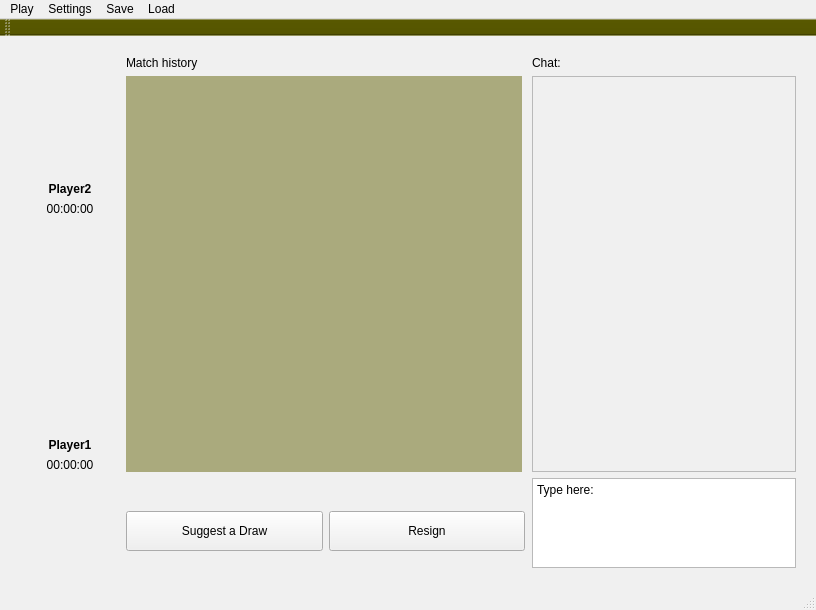
The window that windows/mainwindow.ui (redmms/mercury_chess) describes before a commit, drawn with Qt 5.
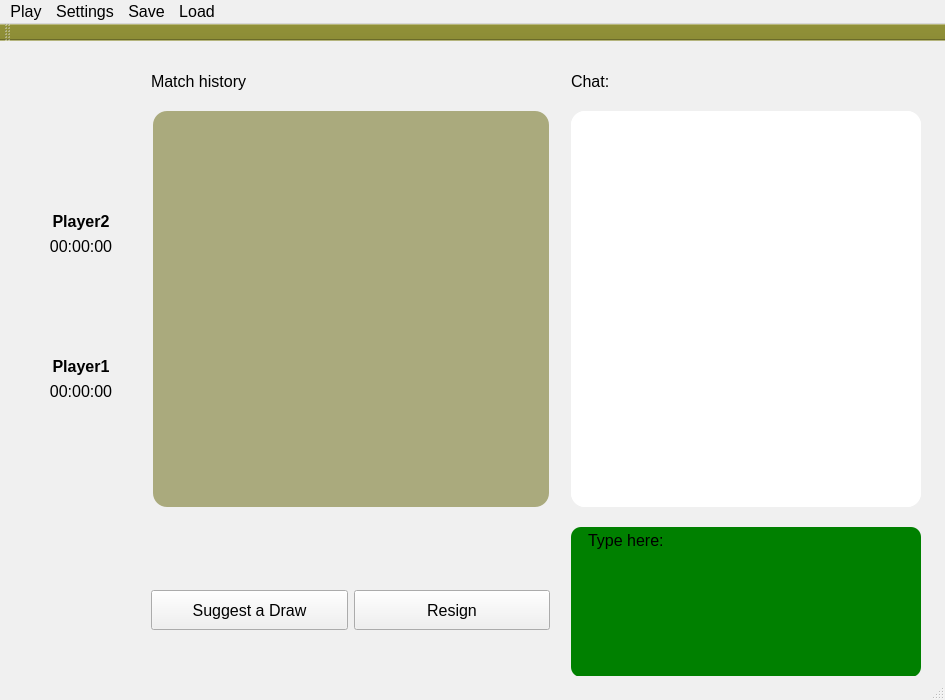
The same window after the commit. Icons and pictures are not drawn.

Diff of the .ui file:
```diff
--- a/windows/mainwindow.ui
+++ b/windows/mainwindow.ui
@@ -6,20 +6,26 @@
    <rect>
     <x>0</x>
     <y>0</y>
-    <width>816</width>
-    <height>610</height>
+    <width>945</width>
+    <height>700</height>
    </rect>
   </property>
+  <property name="sizePolicy">
+   <sizepolicy hsizetype="Preferred" vsizetype="Fixed">
+    <horstretch>0</horstretch>
+    <verstretch>0</verstretch>
+   </sizepolicy>
+  </property>
   <property name="minimumSize">
    <size>
-    <width>816</width>
-    <height>610</height>
+    <width>945</width>
+    <height>700</height>
    </size>
   </property>
   <property name="maximumSize">
    <size>
-    <width>816</width>
-    <height>610</height>
+    <width>16777215</width>
+    <height>16777215</height>
    </size>
   </property>
   <property name="palette">
@@ -82,9 +88,9 @@
      <colorrole role="Window">
       <brush brushstyle="SolidPattern">
        <color alpha="255">
-        <red>85</red>
-        <green>85</green>
-        <blue>0</blue>
+        <red>140</red>
+        <green>140</green>
+        <blue>54</blue>
        </color>
       </brush>
      </colorrole>
@@ -221,18 +227,18 @@
      <colorrole role="Base">
       <brush brushstyle="SolidPattern">
        <color alpha="255">
-        <red>85</red>
-        <green>85</green>
-        <blue>0</blue>
+        <red>140</red>
+        <green>140</green>
+        <blue>54</blue>
        </color>
       </brush>
      </colorrole>
      <colorrole role="Window">
       <brush brushstyle="SolidPattern">
        <color alpha="255">
-        <red>85</red>
-        <green>85</green>
-        <blue>0</blue>
+        <red>140</red>
+        <green>140</green>
+        <blue>54</blue>
        </color>
       </brush>
      </colorrole>
@@ -248,6 +254,11 @@
     </disabled>
    </palette>
   </property>
+  <property name="font">
+   <font>
+    <pointsize>12</pointsize>
+   </font>
+  </property>
   <property name="windowTitle">
    <string>Mercury Chess</string>
   </property>
@@ -255,319 +266,67 @@
    <string>&lt;html&gt;&lt;head/&gt;&lt;body&gt;&lt;p&gt;Think thoroughly&lt;/p&gt;&lt;/body&gt;&lt;/html&gt;</string>
   </property>
   <property name="autoFillBackground">
-   <bool>false</bool>
+   <bool>true</bool>
   </property>
   <property name="styleSheet">
    <string notr="true">Think thoroughly</string>
   </property>
   <widget class="QWidget" name="centralWidget">
-   <layout class="QHBoxLayout" name="horizontalLayout">
-    <property name="leftMargin">
-     <number>20</number>
-    </property>
-    <property name="topMargin">
-     <number>20</number>
+   <property name="sizePolicy">
+    <sizepolicy hsizetype="Preferred" vsizetype="Fixed">
+     <horstretch>0</horstretch>
+     <verstretch>0</verstretch>
+    </sizepolicy>
+   </property>
+   <widget class="QWidget" name="">
+    <property name="geometry">
+     <rect>
+      <x>20</x>
+      <y>20</y>
+      <width>894</width>
+      <height>610</height>
+     </rect>
     </property>
-    <property name="rightMargin">
-     <number>20</number>
-    </property>
-    <property name="bottomMargin">
-     <number>20</number>
-    </property>
-    <item>
      <layout class="QGridLayout" name="game_grid">
-      <item row="1" column="0">
-       <layout class="QVBoxLayout" name="players_layout">
-        <item>
-         <widget class="QFrame" name="opponent_frame">
-          <property name="sizePolicy">
-           <sizepolicy hsizetype="Preferred" vsizetype="Fixed">
-            <horstretch>0</horstretch>
-            <verstretch>0</verstretch>
-           </sizepolicy>
-          </property>
-          <property name="minimumSize">
-           <size>
-            <width>100</width>
-            <height>100</height>
-           </size>
-          </property>
-          <property name="maximumSize">
-           <size>
-            <width>200</width>
-            <height>200</height>
-           </size>
-          </property>
-          <property name="autoFillBackground">
-           <bool>true</bool>
-          </property>
-          <property name="frameShape">
-           <enum>QFrame::WinPanel</enum>
-          </property>
-          <property name="frameShadow">
-           <enum>QFrame::Raised</enum>
-          </property>
-          <property name="lineWidth">
-           <number>2</number>
-          </property>
-          <widget class="QLabel" name="opponent_avatar">
-           <property name="geometry">
-            <rect>
-             <x>0</x>
-             <y>0</y>
-             <width>100</width>
-             <height>100</height>
-            </rect>
-           </property>
+     <property name="sizeConstraint">
+      <enum>QLayout::SetMinimumSize</enum>
+     </property>
+     <property name="spacing">
+      <number>20</number>
+     </property>
+     <item row="0" column="1">
+      <widget class="QLabel" name="match_history">
            <property name="minimumSize">
             <size>
-             <width>100</width>
-             <height>100</height>
-            </size>
-           </property>
-           <property name="maximumSize">
-            <size>
-             <width>200</width>
-             <height>200</height>
-            </size>
-           </property>
-           <property name="autoFillBackground">
-            <bool>true</bool>
-           </property>
-           <property name="text">
-            <string/>
-           </property>
-           <property name="pixmap">
-            <pixmap resource="../images.qrc">:/profile</pixmap>
-           </property>
-          </widget>
-         </widget>
-        </item>
-        <item>
-         <widget class="QLabel" name="opponent_name">
-          <property name="sizePolicy">
-           <sizepolicy hsizetype="Preferred" vsizetype="Fixed">
-            <horstretch>0</horstretch>
-            <verstretch>0</verstretch>
-           </sizepolicy>
-          </property>
-          <property name="minimumSize">
-           <size>
-            <width>75</width>
+         <width>400</width>
             <height>0</height>
            </size>
           </property>
           <property name="font">
            <font>
-            <bold>true</bold>
-            <strikeout>false</strikeout>
-            <kerning>true</kerning>
-           </font>
-          </property>
-          <property name="text">
-           <string>Player2</string>
-          </property>
-          <property name="alignment">
-           <set>Qt::AlignCenter</set>
-          </property>
-         </widget>
-        </item>
-        <item>
-         <widget class="QLabel" name="opponent_timer">
-          <property name="sizePolicy">
-           <sizepolicy hsizetype="Preferred" vsizetype="Fixed">
-            <horstretch>0</horstretch>
-            <verstretch>0</verstretch>
-           </sizepolicy>
-          </property>
-          <property name="minimumSize">
-           <size>
-            <width>75</width>
-            <height>0</height>
-           </size>
-          </property>
-          <property name="text">
-           <string>00:00:00</string>
-          </property>
-          <property name="alignment">
-           <set>Qt::AlignCenter</set>
-          </property>
-         </widget>
-        </item>
-        <item>
-         <spacer name="verticalSpacer">
-          <property name="orientation">
-           <enum>Qt::Vertical</enum>
-          </property>
-          <property name="sizeHint" stdset="0">
-           <size>
-            <width>20</width>
-            <height>40</height>
-           </size>
-          </property>
-         </spacer>
-        </item>
-        <item>
-         <widget class="QFrame" name="user_frame">
-          <property name="sizePolicy">
-           <sizepolicy hsizetype="Minimum" vsizetype="Minimum">
-            <horstretch>0</horstretch>
-            <verstretch>0</verstretch>
-           </sizepolicy>
-          </property>
-          <property name="minimumSize">
-           <size>
-            <width>100</width>
-            <height>100</height>
-           </size>
-          </property>
-          <property name="maximumSize">
-           <size>
-            <width>200</width>
-            <height>200</height>
-           </size>
-          </property>
-          <property name="autoFillBackground">
-           <bool>true</bool>
-          </property>
-          <property name="frameShape">
-           <enum>QFrame::WinPanel</enum>
-          </property>
-          <property name="frameShadow">
-           <enum>QFrame::Raised</enum>
-          </property>
-          <widget class="QLabel" name="user_avatar">
-           <property name="geometry">
-            <rect>
-             <x>0</x>
-             <y>0</y>
-             <width>100</width>
-             <height>100</height>
-            </rect>
-           </property>
-           <property name="sizePolicy">
-            <sizepolicy hsizetype="Fixed" vsizetype="Fixed">
-             <horstretch>0</horstretch>
-             <verstretch>0</verstretch>
-            </sizepolicy>
-           </property>
-           <property name="minimumSize">
-            <size>
-             <width>100</width>
-             <height>100</height>
-            </size>
-           </property>
-           <property name="maximumSize">
-            <size>
-             <width>200</width>
-             <height>200</height>
-            </size>
-           </property>
-           <property name="autoFillBackground">
-            <bool>true</bool>
-           </property>
-           <property name="text">
-            <string/>
-           </property>
-           <property name="pixmap">
-            <pixmap resource="../images.qrc">:/profile</pixmap>
-           </property>
-          </widget>
-          <widget class="QPushButton" name="user_button">
-           <property name="geometry">
-            <rect>
-             <x>0</x>
-             <y>0</y>
-             <width>100</width>
-             <height>100</height>
-            </rect>
-           </property>
-           <property name="sizePolicy">
-            <sizepolicy hsizetype="Fixed" vsizetype="Fixed">
-             <horstretch>0</horstretch>
-             <verstretch>0</verstretch>
-            </sizepolicy>
-           </property>
-           <property name="minimumSize">
-            <size>
-             <width>100</width>
-             <height>100</height>
-            </size>
-           </property>
-           <property name="maximumSize">
-            <size>
-             <width>200</width>
-             <height>200</height>
-            </size>
-           </property>
-           <property name="autoFillBackground">
-            <bool>false</bool>
+         <pointsize>12</pointsize>
+        </font>
            </property>
            <property name="styleSheet">
-            <string notr="true">background-color: rgba(0, 0, 0, 0);
+        <string notr="true">background: base;
 </string>
            </property>
            <property name="text">
-            <string/>
-           </property>
-           <property name="flat">
-            <bool>true</bool>
-           </property>
-          </widget>
-         </widget>
-        </item>
-        <item>
-         <widget class="QLabel" name="user_name">
-          <property name="sizePolicy">
-           <sizepolicy hsizetype="Preferred" vsizetype="Fixed">
-            <horstretch>0</horstretch>
-            <verstretch>0</verstretch>
-           </sizepolicy>
-          </property>
-          <property name="minimumSize">
-           <size>
-            <width>75</width>
-            <height>0</height>
-           </size>
-          </property>
+        <string>Match history</string>
+       </property>
+      </widget>
+     </item>
+     <item row="0" column="2">
+      <widget class="QLabel" name="chat_header">
           <property name="font">
            <font>
-            <bold>true</bold>
-            <strikeout>false</strikeout>
-            <kerning>true</kerning>
+         <pointsize>12</pointsize>
            </font>
           </property>
           <property name="text">
-           <string>Player1</string>
-          </property>
-          <property name="alignment">
-           <set>Qt::AlignCenter</set>
-          </property>
-         </widget>
-        </item>
-        <item>
-         <widget class="QLabel" name="user_timer">
-          <property name="sizePolicy">
-           <sizepolicy hsizetype="Preferred" vsizetype="Fixed">
-            <horstretch>0</horstretch>
-            <verstretch>0</verstretch>
-           </sizepolicy>
-          </property>
-          <property name="minimumSize">
-           <size>
-            <width>75</width>
-            <height>0</height>
-           </size>
-          </property>
-          <property name="text">
-           <string>00:00:00</string>
-          </property>
-          <property name="alignment">
-           <set>Qt::AlignCenter</set>
-          </property>
-         </widget>
-        </item>
-       </layout>
+        <string>Chat:</string>
+       </property>
+      </widget>
       </item>
       <item row="2" column="1">
        <layout class="QHBoxLayout" name="game_buttons">
@@ -628,6 +387,14 @@
             </disabled>
            </palette>
           </property>
+         <property name="font">
+          <font>
+           <pointsize>12</pointsize>
+          </font>
+         </property>
+         <property name="styleSheet">
+          <string notr="true"/>
+         </property>
           <property name="text">
            <string>Suggest a Draw</string>
           </property>
@@ -653,6 +420,14 @@
             <height>24</height>
            </size>
           </property>
+         <property name="font">
+          <font>
+           <pointsize>12</pointsize>
+          </font>
+         </property>
+         <property name="styleSheet">
+          <string notr="true"/>
+         </property>
           <property name="text">
            <string>Resign</string>
           </property>
@@ -660,65 +435,86 @@
         </item>
        </layout>
       </item>
+     <item row="1" column="2">
+      <widget class="QScrollArea" name="chat_area">
+       <property name="sizePolicy">
+        <sizepolicy hsizetype="Preferred" vsizetype="MinimumExpanding">
+         <horstretch>0</horstretch>
+         <verstretch>0</verstretch>
+        </sizepolicy>
+       </property>
+       <property name="minimumSize">
+        <size>
+         <width>350</width>
+         <height>396</height>
+        </size>
+       </property>
+       <property name="maximumSize">
+        <size>
+         <width>350</width>
+         <height>16777215</height>
+        </size>
+       </property>
+       <property name="font">
+        <font>
+         <pointsize>12</pointsize>
+        </font>
+       </property>
+       <property name="styleSheet">
+        <string notr="true">QWidget{
+background: white;
+border-radius: 14px;
+}</string>
+       </property>
+       <property name="verticalScrollBarPolicy">
+        <enum>Qt::ScrollBarAlwaysOff</enum>
+       </property>
+       <property name="horizontalScrollBarPolicy">
+        <enum>Qt::ScrollBarAlwaysOff</enum>
+       </property>
+       <property name="widgetResizable">
+        <bool>true</bool>
+       </property>
+       <widget class="QWidget" name="scrollAreaWidgetContents">
+        <property name="geometry">
+         <rect>
+          <x>0</x>
+          <y>0</y>
+          <width>350</width>
+          <height>396</height>
+         </rect>
+        </property>
+       </widget>
+      </widget>
+     </item>
       <item row="2" column="2">
-       <widget class="QTextEdit" name="chat_input">
-        <property name="sizePolicy">
-         <sizepolicy hsizetype="Expanding" vsizetype="Expanding">
-          <horstretch>0</horstretch>
-          <verstretch>0</verstretch>
-         </sizepolicy>
-        </property>
+      <widget class="QTextEdit" name="textEdit">
         <property name="minimumSize">
          <size>
-          <width>250</width>
-          <height>0</height>
+         <width>350</width>
+         <height>150</height>
          </size>
         </property>
         <property name="maximumSize">
          <size>
-          <width>16777215</width>
-          <height>100</height>
-         </size>
-        </property>
-        <property name="palette">
-         <palette>
-          <active>
-           <colorrole role="Base">
-            <brush brushstyle="SolidPattern">
-             <color alpha="255">
-              <red>0</red>
-              <green>85</green>
-              <blue>0</blue>
-             </color>
-            </brush>
-           </colorrole>
-          </active>
-          <inactive>
-           <colorrole role="Base">
-            <brush brushstyle="SolidPattern">
-             <color alpha="255">
-              <red>255</red>
-              <green>255</green>
-              <blue>255</blue>
-             </color>
-            </brush>
-           </colorrole>
-          </inactive>
-          <disabled>
-           <colorrole role="Base">
-            <brush brushstyle="SolidPattern">
-             <color alpha="255">
-              <red>85</red>
-              <green>85</green>
-              <blue>0</blue>
-             </color>
-            </brush>
-           </colorrole>
-          </disabled>
-         </palette>
+         <width>350</width>
+         <height>150</height>
+        </size>
+       </property>
+       <property name="font">
+        <font>
+         <pointsize>12</pointsize>
+        </font>
+       </property>
+       <property name="toolTip">
+        <string/>
+       </property>
+       <property name="autoFillBackground">
+        <bool>false</bool>
         </property>
         <property name="styleSheet">
-         <string notr="true"/>
+        <string notr="true">background: green;
+border-radius: 10;</string>
         </property>
         <property name="html">
          <string>&lt;!DOCTYPE HTML PUBLIC &quot;-//W3C//DTD HTML 4.0//EN&quot; &quot;http://www.w3.org/TR/REC-html40/strict.dtd&quot;&gt;
@@ -727,77 +523,21 @@
 hr { height: 1px; border-width: 0; }
 li.unchecked::marker { content: &quot;\2610&quot;; }
 li.checked::marker { content: &quot;\2612&quot;; }
-&lt;/style&gt;&lt;/head&gt;&lt;body style=&quot; font-family:'Segoe UI'; font-size:9pt; font-weight:400; font-style:normal;&quot;&gt;
-&lt;p style=&quot; margin-top:0px; margin-bottom:0px; margin-left:0px; margin-right:0px; -qt-block-indent:0; text-indent:0px;&quot;&gt;Type here:&lt;/p&gt;&lt;/body&gt;&lt;/html&gt;</string>
-        </property>
-       </widget>
-      </item>
-      <item row="0" column="1">
-       <widget class="QLabel" name="match_history">
-        <property name="minimumSize">
-         <size>
-          <width>400</width>
-          <height>0</height>
-         </size>
-        </property>
-        <property name="maximumSize">
-         <size>
-          <width>16777215</width>
-          <height>60</height>
-         </size>
-        </property>
-        <property name="palette">
-         <palette>
-          <active/>
-          <inactive/>
-          <disabled/>
-         </palette>
-        </property>
-        <property name="styleSheet">
-         <string notr="true">background: base;
-</string>
-        </property>
-        <property name="text">
-         <string>Match history</string>
-        </property>
-       </widget>
-      </item>
-      <item row="1" column="2">
-       <widget class="QScrollArea" name="chat_area">
-        <property name="minimumSize">
-         <size>
-          <width>250</width>
-          <height>0</height>
-         </size>
-        </property>
-        <property name="widgetResizable">
-         <bool>true</bool>
-        </property>
-        <widget class="QWidget" name="scrollAreaWidgetContents">
-         <property name="geometry">
-          <rect>
-           <x>0</x>
-           <y>0</y>
-           <width>254</width>
-           <height>394</height>
-          </rect>
-         </property>
-        </widget>
-       </widget>
-      </item>
-      <item row="0" column="2">
-       <widget class="QLabel" name="chat_header">
-        <property name="text">
-         <string>Chat:</string>
-        </property>
-       </widget>
-      </item>
-      <item row="1" column="1">
+&lt;/style&gt;&lt;/head&gt;&lt;body style=&quot; font-family:'Segoe UI'; font-size:12pt; font-weight:400; font-style:normal;&quot;&gt;
+&lt;p style=&quot; margin-top:0px; margin-bottom:0px; margin-left:0px; margin-right:0px; -qt-block-indent:0; text-indent:0px;&quot;&gt;   Type here:&lt;/p&gt;
+&lt;p style=&quot;-qt-paragraph-type:empty; margin-top:0px; margin-bottom:0px; margin-left:0px; margin-right:0px; -qt-block-indent:0; text-indent:0px;&quot;&gt;&lt;br /&gt;&lt;/p&gt;&lt;/body&gt;&lt;/html&gt;</string>
+       </property>
+       <property name="placeholderText">
+        <string/>
+       </property>
+      </widget>
+     </item>
+     <item row="1" column="1" alignment="Qt::AlignHCenter|Qt::AlignVCenter">
        <widget class="QLabel" name="board_background">
         <property name="sizePolicy">
          <sizepolicy hsizetype="Fixed" vsizetype="Fixed">
-          <horstretch>1</horstretch>
-          <verstretch>2</verstretch>
+         <horstretch>0</horstretch>
+         <verstretch>0</verstretch>
          </sizepolicy>
         </property>
         <property name="minimumSize">
@@ -812,20 +552,327 @@
           <height>396</height>
          </size>
         </property>
+       <property name="palette">
+        <palette>
+         <active>
+          <colorrole role="Button">
+           <brush brushstyle="SolidPattern">
+            <color alpha="255">
+             <red>170</red>
+             <green>170</green>
+             <blue>125</blue>
+            </color>
+           </brush>
+          </colorrole>
+          <colorrole role="Base">
+           <brush brushstyle="SolidPattern">
+            <color alpha="255">
+             <red>170</red>
+             <green>170</green>
+             <blue>125</blue>
+            </color>
+           </brush>
+          </colorrole>
+          <colorrole role="Window">
+           <brush brushstyle="SolidPattern">
+            <color alpha="255">
+             <red>128</red>
+             <green>132</green>
+             <blue>55</blue>
+            </color>
+           </brush>
+          </colorrole>
+         </active>
+         <inactive>
+          <colorrole role="Button">
+           <brush brushstyle="SolidPattern">
+            <color alpha="255">
+             <red>64</red>
+             <green>65</green>
+             <blue>66</blue>
+            </color>
+           </brush>
+          </colorrole>
+          <colorrole role="Base">
+           <brush brushstyle="SolidPattern">
+            <color alpha="255">
+             <red>46</red>
+             <green>47</green>
+             <blue>48</blue>
+            </color>
+           </brush>
+          </colorrole>
+          <colorrole role="Window">
+           <brush brushstyle="SolidPattern">
+            <color alpha="255">
+             <red>46</red>
+             <green>47</green>
+             <blue>48</blue>
+            </color>
+           </brush>
+          </colorrole>
+         </inactive>
+         <disabled>
+          <colorrole role="Button">
+           <brush brushstyle="SolidPattern">
+            <color alpha="255">
+             <red>170</red>
+             <green>170</green>
+             <blue>125</blue>
+            </color>
+           </brush>
+          </colorrole>
+          <colorrole role="Base">
+           <brush brushstyle="SolidPattern">
+            <color alpha="255">
+             <red>128</red>
+             <green>132</green>
+             <blue>55</blue>
+            </color>
+           </brush>
+          </colorrole>
+          <colorrole role="Window">
+           <brush brushstyle="SolidPattern">
+            <color alpha="255">
+             <red>128</red>
+             <green>132</green>
+             <blue>55</blue>
+            </color>
+           </brush>
+          </colorrole>
+         </disabled>
+        </palette>
+       </property>
+       <property name="toolTip">
+        <string>Think thoroughly</string>
+       </property>
         <property name="autoFillBackground">
          <bool>false</bool>
         </property>
         <property name="styleSheet">
-         <string notr="true">background: rgb(170, 170, 125);</string>
+        <string notr="true">QLabel{
+background: rgb(170, 170, 125);
+border-radius: 14px;
+}</string>
         </property>
         <property name="text">
          <string/>
         </property>
-       </widget>
-      </item>
+       <property name="scaledContents">
+        <bool>false</bool>
+       </property>
+       <property name="alignment">
+        <set>Qt::AlignCenter</set>
+       </property>
+      </widget>
+     </item>
+     <item row="1" column="0">
+      <layout class="QVBoxLayout" name="players_layout">
+       <property name="leftMargin">
+        <number>0</number>
+       </property>
+       <property name="topMargin">
+        <number>0</number>
+       </property>
+       <property name="rightMargin">
+        <number>0</number>
+       </property>
+       <property name="bottomMargin">
+        <number>0</number>
+       </property>
+       <item alignment="Qt::AlignRight">
+        <widget class="QLabel" name="opponent_avatar">
+         <property name="minimumSize">
+          <size>
+           <width>95</width>
+           <height>95</height>
+          </size>
+         </property>
+         <property name="maximumSize">
+          <size>
+           <width>200</width>
+           <height>200</height>
+          </size>
+         </property>
+         <property name="autoFillBackground">
+          <bool>false</bool>
+         </property>
+         <property name="styleSheet">
+          <string notr="true"/>
+         </property>
+         <property name="frameShape">
+          <enum>QFrame::NoFrame</enum>
+         </property>
+         <property name="frameShadow">
+          <enum>QFrame::Plain</enum>
+         </property>
+         <property name="lineWidth">
+          <number>0</number>
+         </property>
+         <property name="midLineWidth">
+          <number>0</number>
+         </property>
+         <property name="text">
+          <string/>
+         </property>
+         <property name="pixmap">
+          <pixmap resource="../images.qrc">:/profile</pixmap>
+         </property>
+        </widget>
+       </item>
+       <item alignment="Qt::AlignRight">
+        <widget class="QLabel" name="opponent_name">
+         <property name="sizePolicy">
+          <sizepolicy hsizetype="Preferred" vsizetype="Fixed">
+           <horstretch>0</horstretch>
+           <verstretch>0</verstretch>
+          </sizepolicy>
+         </property>
+         <property name="minimumSize">
+          <size>
+           <width>100</width>
+           <height>0</height>
+          </size>
+         </property>
+         <property name="font">
+          <font>
+           <bold>true</bold>
+           <strikeout>false</strikeout>
+           <kerning>true</kerning>
+          </font>
+         </property>
+         <property name="text">
+          <string>Player2</string>
+         </property>
+         <property name="alignment">
+          <set>Qt::AlignCenter</set>
+         </property>
+        </widget>
+       </item>
+       <item alignment="Qt::AlignRight">
+        <widget class="QLabel" name="opponent_timer">
+         <property name="sizePolicy">
+          <sizepolicy hsizetype="Preferred" vsizetype="Fixed">
+           <horstretch>0</horstretch>
+           <verstretch>0</verstretch>
+          </sizepolicy>
+         </property>
+         <property name="minimumSize">
+          <size>
+           <width>100</width>
+           <height>0</height>
+          </size>
+         </property>
+         <property name="text">
+          <string>00:00:00</string>
+         </property>
+         <property name="alignment">
+          <set>Qt::AlignCenter</set>
+         </property>
+        </widget>
+       </item>
+       <item>
+        <spacer name="verticalSpacer">
+         <property name="orientation">
+          <enum>Qt::Vertical</enum>
+         </property>
+         <property name="sizeHint" stdset="0">
+          <size>
+           <width>20</width>
+           <height>40</height>
+          </size>
+         </property>
+        </spacer>
+       </item>
+       <item alignment="Qt::AlignRight">
+        <widget class="QLabel" name="user_name">
+         <property name="sizePolicy">
+          <sizepolicy hsizetype="Preferred" vsizetype="Fixed">
+           <horstretch>0</horstretch>
+           <verstretch>0</verstretch>
+          </sizepolicy>
+         </property>
+         <property name="minimumSize">
+          <size>
+           <width>100</width>
+           <height>0</height>
+          </size>
+         </property>
+         <property name="font">
+          <font>
+           <bold>true</bold>
+           <strikeout>false</strikeout>
+           <kerning>true</kerning>
+          </font>
+         </property>
+         <property name="text">
+          <string>Player1</string>
+         </property>
+         <property name="alignment">
+          <set>Qt::AlignCenter</set>
+         </property>
+        </widget>
+       </item>
+       <item alignment="Qt::AlignRight">
+        <widget class="QLabel" name="user_timer">
+         <property name="sizePolicy">
+          <sizepolicy hsizetype="Preferred" vsizetype="Fixed">
+           <horstretch>0</horstretch>
+           <verstretch>0</verstretch>
+          </sizepolicy>
+         </property>
+         <property name="minimumSize">
+          <size>
+           <width>100</width>
+           <height>0</height>
+          </size>
+         </property>
+         <property name="text">
+          <string>00:00:00</string>
+         </property>
+         <property name="alignment">
+          <set>Qt::AlignCenter</set>
+         </property>
+        </widget>
+       </item>
+       <item alignment="Qt::AlignRight">
+        <widget class="QLabel" name="user_avatar">
+         <property name="sizePolicy">
+          <sizepolicy hsizetype="Fixed" vsizetype="Fixed">
+           <horstretch>0</horstretch>
+           <verstretch>0</verstretch>
+          </sizepolicy>
+         </property>
+         <property name="minimumSize">
+          <size>
+           <width>100</width>
+           <height>100</height>
+          </size>
+         </property>
+         <property name="maximumSize">
+          <size>
+           <width>200</width>
+           <height>200</height>
+          </size>
+         </property>
+         <property name="autoFillBackground">
+          <bool>false</bool>
+         </property>
+         <property name="styleSheet">
+          <string notr="true"/>
+         </property>
+         <property name="text">
+          <string/>
+         </property>
+         <property name="pixmap">
+          <pixmap resource="../images.qrc">:/profile</pixmap>
+         </property>
+        </widget>
+       </item>
      </layout>
     </item>
    </layout>
+   </widget>
   </widget>
   <widget class="QMenuBar" name="menuBar">
    <property name="enabled">
@@ -835,8 +882,8 @@
     <rect>
      <x>0</x>
      <y>0</y>
-     <width>816</width>
-     <height>22</height>
+     <width>945</width>
+     <height>21</height>
     </rect>
    </property>
    <property name="defaultUp">
@@ -891,7 +938,7 @@
    <property name="font">
     <font>
      <family>Century</family>
-     <pointsize>12</pointsize>
+     <pointsize>14</pointsize>
      <bold>false</bold>
      <underline>true</underline>
      <strikeout>false</strikeout>
```
Left out of the diff: 17 changed lines with no effect on the pictures. Lines whose indentation alone changed are shown as unchanged.
